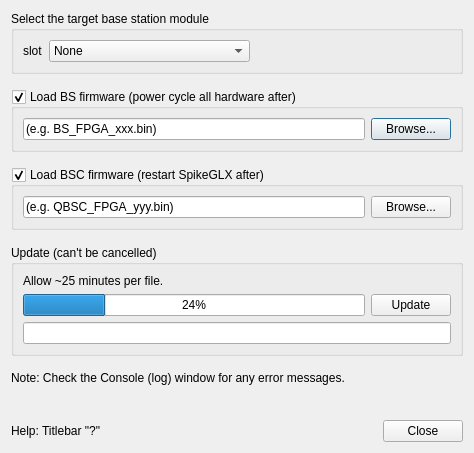
First picture: the form in Forms/IMFirmDlg.ui, repository billkarsh/SpikeGLX, before the edit.
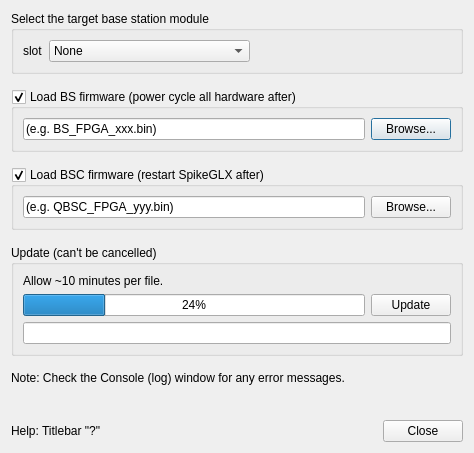
Second picture: the form after the edit.

Commit message: Improve BIST and Firmware dialog text

The edit to the form file:
```diff
--- a/Forms/IMFirmDlg.ui
+++ b/Forms/IMFirmDlg.ui
@@ -203,7 +203,7 @@
       <item row="0" column="0">
        <widget class="QLabel" name="label_3">
         <property name="text">
-         <string>Allow ~25 minutes per file.</string>
+         <string>Allow ~10 minutes per file.</string>
         </property>
        </widget>
       </item>
```
The commit also changes 3 other files.
